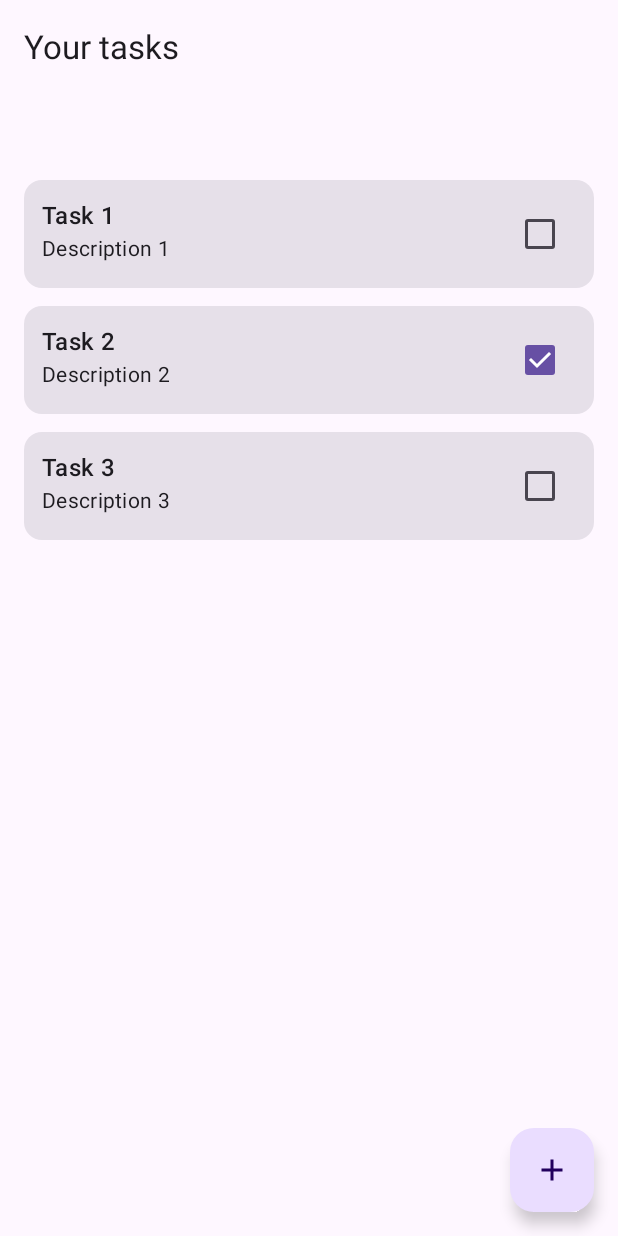
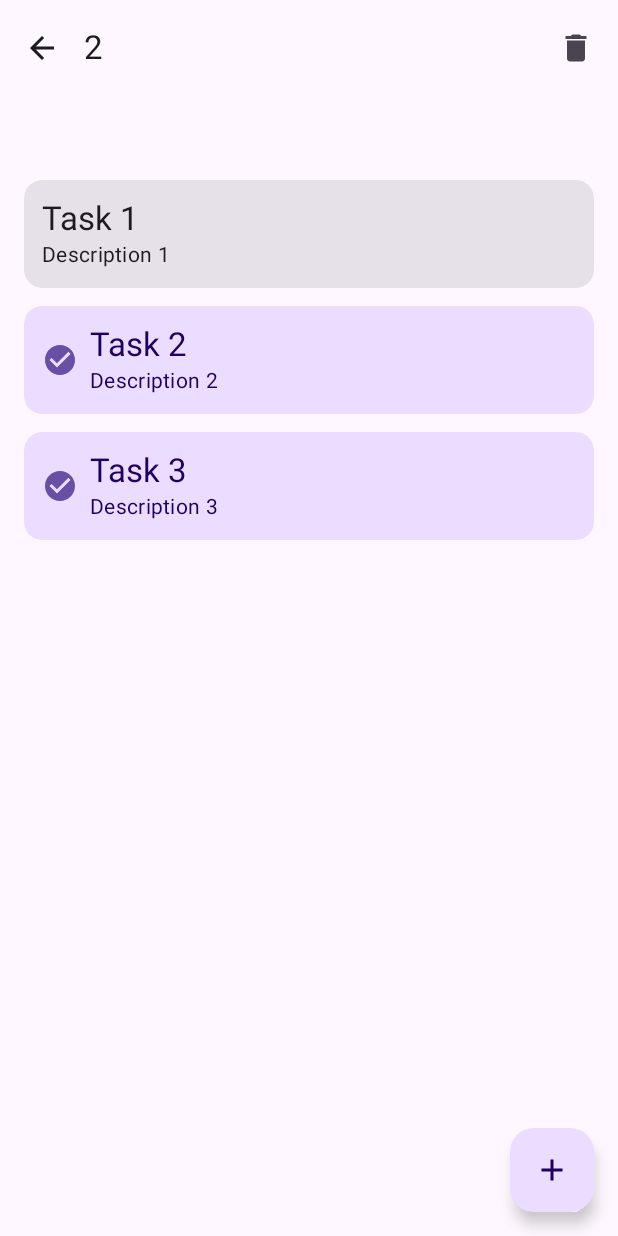
Before and after one commit to GT-Software-House/tasks-app, an Android app built with Jetpack Compose: the @Preview function DefaultPreview, on a phone screen of 412 x 824 dp. Run offline under Robolectric (Android 15) with nearby library versions, the phone set to English and light mode, and no system bars; 1 statement that could not run was skipped.

```diff
--- a/composeApp/src/commonMain/kotlin/org/gabrielsantana/tasks/features/home/ui/HomeScreen.kt
+++ b/composeApp/src/commonMain/kotlin/org/gabrielsantana/tasks/features/home/ui/HomeScreen.kt
@@ -1,16 +1,29 @@
 package org.gabrielsantana.tasks.features.home.ui
 
+import androidx.compose.animation.AnimatedContent
+import androidx.compose.animation.AnimatedVisibility
 import androidx.compose.foundation.ExperimentalFoundationApi
+import androidx.compose.foundation.clickable
+import androidx.compose.foundation.combinedClickable
 import androidx.compose.foundation.layout.*
 import androidx.compose.foundation.lazy.LazyColumn
 import androidx.compose.foundation.lazy.items
+import androidx.compose.foundation.selection.selectable
 import androidx.compose.material.icons.Icons
+import androidx.compose.material.icons.automirrored.filled.ArrowBack
 import androidx.compose.material.icons.filled.Add
+import androidx.compose.material.icons.filled.Check
+import androidx.compose.material.icons.filled.CheckCircle
+import androidx.compose.material.icons.filled.Delete
 import androidx.compose.material3.*
 import androidx.compose.runtime.*
+import androidx.compose.ui.Alignment
 import androidx.compose.ui.Modifier
+import androidx.compose.ui.draw.clip
 import androidx.compose.ui.input.nestedscroll.nestedScroll
 import androidx.compose.ui.unit.dp
+import androidx.compose.ui.window.Dialog
+import androidx.compose.ui.window.DialogProperties
 import androidx.lifecycle.compose.collectAsStateWithLifecycle
 import org.jetbrains.compose.ui.tooling.preview.Preview
 import org.koin.compose.viewmodel.koinViewModel
@@ -39,7 +52,10 @@ fun HomeScreen(
         hostState = hostState,
         onCreateTaskClick = onNavigateToCreateTask,
         onTaskCheckedChange = viewModel::updateTask,
-        onSelectTaskFilter = viewModel::selectTaskFilter
+        onSelectTaskFilter = viewModel::selectTaskFilter,
+        onSelectTaskIndex = viewModel::selectTask,
+        onClearSelection = viewModel::clearSelectedTasks,
+        onDeleteClick = viewModel::deleteSelectedTasks,
     )
 }
 
@@ -50,15 +66,66 @@ fun HomeContent(
     hostState: SnackbarHostState = remember { SnackbarHostState() },
     onCreateTaskClick: () -> Unit,
     onSelectTaskFilter: (TaskFilter) -> Unit,
-    onTaskCheckedChange: (newValue: Boolean, model: TaskUiModel) -> Unit
+    onSelectTaskIndex: (Int) -> Unit,
+    onClearSelection: () -> Unit,
+    onTaskCheckedChange: (newValue: Boolean, model: TaskUiModel) -> Unit,
+    onDeleteClick: () -> Unit
 ) {
+    var showDeleteDialog by remember { mutableStateOf(false) }
+
+    if (showDeleteDialog) {
+        AlertDialog(
+            onDismissRequest = { showDeleteDialog = !showDeleteDialog },
+            confirmButton = {
+                TextButton(onClick = {
+                    onDeleteClick()
+                    showDeleteDialog = !showDeleteDialog
+                }) {
+                    Text("Delete")
+                }
+            },
+            dismissButton = {
+                TextButton(
+                    onClick = { showDeleteDialog = !showDeleteDialog }
+                ) { Text("Cancel") }
+            },
+            title = { Text("Delete selected tasks?") },
+            text = { Text("This action can't be undone") }
+        )
+    }
+
     val scrollBehavior = TopAppBarDefaults.pinnedScrollBehavior()
     Scaffold(
         topBar = {
+            AnimatedContent(
+                uiState.isSelectionMode
+            ) {
+                if (it) {
+                    TopAppBar(
+                        title = { Text(uiState.selectedTasksIndex.size.toString()) },
+                        scrollBehavior = scrollBehavior,
+                        navigationIcon = {
+                            IconButton(onClick = onClearSelection) {
+                                Icon(
+                                    Icons.AutoMirrored.Default.ArrowBack,
+                                    "Close selection"
+                                )
+                            }
+                        },
+                        actions = {
+                            IconButton(onClick = { showDeleteDialog = !showDeleteDialog }) {
+                                Icon(Icons.Default.Delete, "Clear Tasks")
+                            }
+                        }
+                    )
+                } else {
                     TopAppBar(
                         title = { Text("Your tasks") },
                         scrollBehavior = scrollBehavior,
                     )
+                }
+            }
+
         },
         snackbarHost = { SnackbarHost(hostState) },
         floatingActionButton = {
@@ -69,7 +136,7 @@ fun HomeContent(
         modifier = Modifier.nestedScroll(scrollBehavior.nestedScrollConnection)
     ) { paddingValues ->
         LazyColumn(
-            contentPadding = PaddingValues(start = 16.dp , end = 16.dp, bottom = 100.dp),
+            contentPadding = PaddingValues(start = 16.dp, end = 16.dp, bottom = 100.dp),
             verticalArrangement = Arrangement.spacedBy(12.dp),
             modifier = Modifier.padding(paddingValues)
         ) {
@@ -95,46 +162,94 @@ fun HomeContent(
                     title = task.title,
                     description = task.description,
                     isChecked = task.isChecked,
+                    isCheckable = !uiState.isSelectionMode,
                     onCheckedChange = { onTaskCheckedChange(it, task) },
-                    Modifier.animateItem()
+                    isSelected = uiState.selectedTasksIndex.contains(uiState.tasks.indexOf(task)),
+                    modifier = Modifier.animateItem().clip(CardDefaults.shape).combinedClickable(
+                        onLongClick = {
+                            if (uiState.selectedTasksIndex.isEmpty()) {
+                                onSelectTaskIndex(uiState.tasks.indexOf(task))
+                            }
+                        },
+                        onClick = {
+                            if (uiState.selectedTasksIndex.isNotEmpty()) {
+                                onSelectTaskIndex(uiState.tasks.indexOf(task))
+                            }
+                        }
+                    ),
                 )
             }
         }
     }
 }
 
+@OptIn(ExperimentalFoundationApi::class)
 @Composable
 fun TaskItem(
     title: String,
     description: String,
     isChecked: Boolean,
+    isCheckable: Boolean,
     onCheckedChange: (Boolean) -> Unit,
+    isSelected: Boolean,
     modifier: Modifier = Modifier
 ) {
-    Card(modifier.fillMaxWidth()) {
-        Row(Modifier.padding(12.dp)) {
+    Card(
+        modifier = modifier.fillMaxWidth(),
+        colors = if (isSelected) CardDefaults.cardColors(containerColor = MaterialTheme.colorScheme.primaryContainer) else CardDefaults.cardColors()
+    ) {
+        Row(Modifier.padding(12.dp), verticalAlignment = Alignment.CenterVertically) {
+            AnimatedVisibility(isSelected) {
+                Row {
+                    Icon(Icons.Default.CheckCircle, null, tint = MaterialTheme.colorScheme.primary)
+                    Spacer(Modifier.width(8.dp))
+                }
+            }
             Column(Modifier.weight(1f)) {
-                Text(text = title, style = MaterialTheme.typography.titleMedium)
+                Text(text = title, style = MaterialTheme.typography.titleLarge)
                 Text(text = description, style = MaterialTheme.typography.bodyMedium)
             }
+            AnimatedVisibility(isCheckable) {
                 Checkbox(checked = isChecked, onCheckedChange = onCheckedChange)
+            }
         }
     }
 }
 
 @Preview
 @Composable
+private fun TaskItemPreview(modifier: Modifier = Modifier) {
+    MaterialTheme {
+        TaskItem(
+            "teste",
+            "descrioptipmn",
+            true,
+            false,
+            {},
+            true,
+        )
+    }
+}
+
+
+@Preview
+@Composable
 private fun DefaultPreview() {
-    HomeContent(
-        uiState = HomeUiState(
-            tasks = listOf(
+    val tasks = listOf(
         TaskUiModel(1, "Task 1", "Description 1", false),
         TaskUiModel(2, "Task 2", "Description 2", true),
         TaskUiModel(3, "Task 3", "Description 3", false),
     )
+    HomeContent(
+        uiState = HomeUiState(
+            tasks = tasks,
+            selectedTasksIndex = setOf(1, 2)
         ),
         onCreateTaskClick = {},
         onTaskCheckedChange = { _, _ -> },
-        onSelectTaskFilter = {}
+        onSelectTaskFilter = {},
+        onSelectTaskIndex = {},
+        onClearSelection = {},
+        onDeleteClick = {}
     )
 }
--- a/composeApp/src/commonMain/kotlin/org/gabrielsantana/tasks/features/home/ui/HomeUiState.kt
+++ b/composeApp/src/commonMain/kotlin/org/gabrielsantana/tasks/features/home/ui/HomeUiState.kt
@@ -2,8 +2,12 @@ package org.gabrielsantana.tasks.features.home.ui
 
 data class HomeUiState(
     val tasks: List<TaskUiModel> = emptyList(),
+    val selectedTasksIndex: Set<Int> = emptySet(),
     val selectedTaskFilter: TaskFilter = TaskFilter.ALL,
-)
+) {
+    val isSelectionMode: Boolean
+        get() = selectedTasksIndex.isNotEmpty()
+}
 
 data class TaskUiModel(
     val id: Int,
```
Also changed, not shown: composeApp/src/commonMain/kotlin/org/gabrielsantana/tasks/features/home/ui/HomeViewModel.kt (+25 -1 lines). Lines whose indentation alone changed are shown as unchanged.
